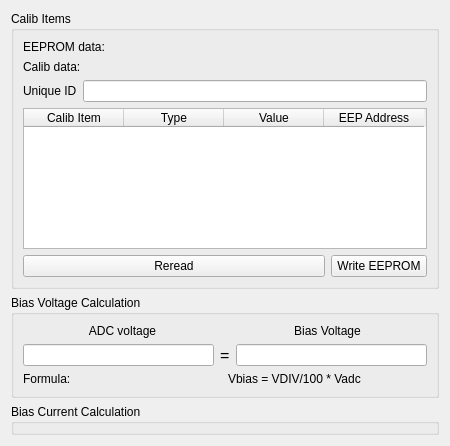
This is muondetector-gui-1.0.2/src/main/calibform.ui in liukai-tech/muondetector as Qt 5 draws it before an edit. The edited form follows.
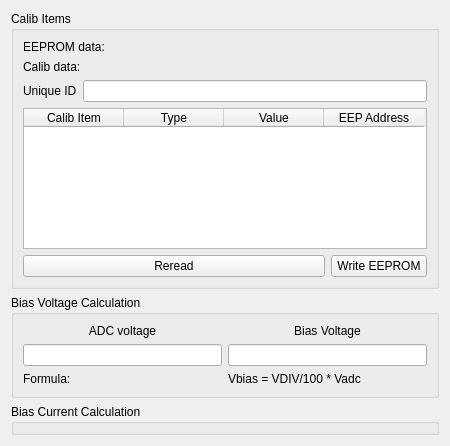
This is the edited form.

Diff of the .ui file:
```diff
--- a/muondetector-gui-1.0.2/src/main/calibform.ui
+++ b/muondetector-gui-1.0.2/src/main/calibform.ui
@@ -143,18 +143,6 @@
             </property>
            </widget>
           </item>
-          <item>
-           <widget class="QLabel" name="label_3">
-            <property name="font">
-             <font>
-              <pointsize>12</pointsize>
-             </font>
-            </property>
-            <property name="text">
-             <string>=</string>
-            </property>
-           </widget>
-          </item>
           <item>
            <widget class="QLineEdit" name="biasVoltageLineEdit">
             <property name="readOnly">
```
Left out of the diff: 6 changed lines with no effect on the pictures.
